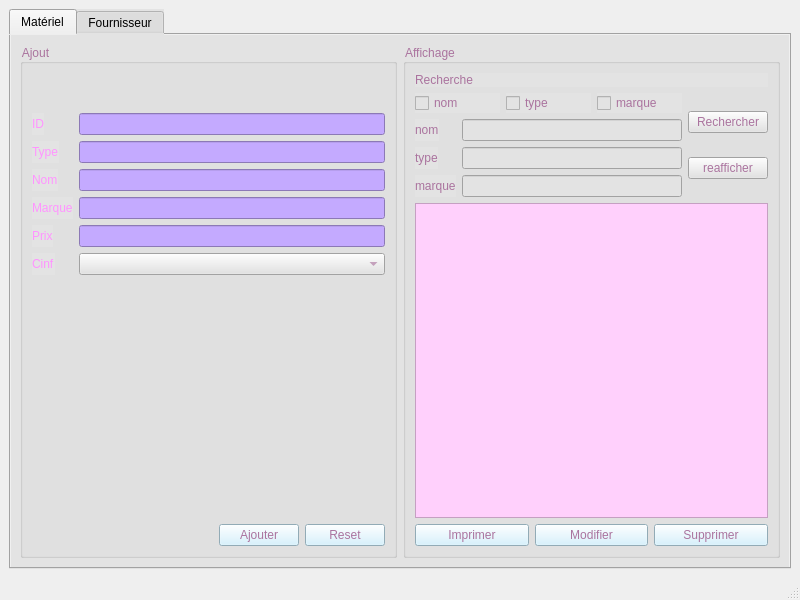
Above: Gestion_Materiel/Atelier_Connexion/mainwindow.ui from saraelarbi/PlanResto before the change. Below: the same form after it.
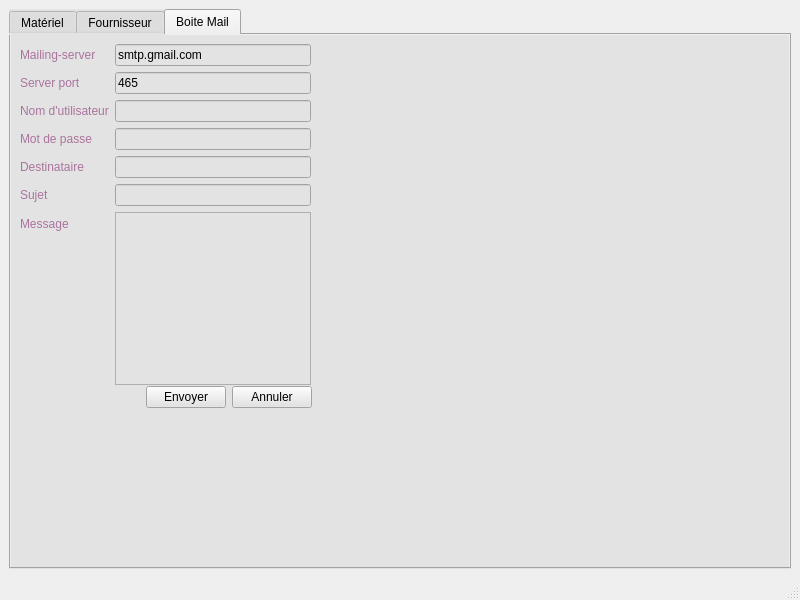
That is the form after the change.

Diff of the .ui file:
```diff
--- a/Gestion_Materiel/Atelier_Connexion/mainwindow.ui
+++ b/Gestion_Materiel/Atelier_Connexion/mainwindow.ui
@@ -21,7 +21,7 @@
        <string notr="true">background-color: rgb(227, 227, 227);</string>
       </property>
       <property name="currentIndex">
-       <number>0</number>
+       <number>2</number>
       </property>
       <widget class="QWidget" name="tab">
        <attribute name="title">
@@ -350,7 +350,7 @@
                    <item>
                     <widget class="QPushButton" name="reaficher_rech">
                      <property name="text">
-                      <string>reafficher</string>
+                      <string>Reafficher</string>
                      </property>
                     </widget>
                    </item>
@@ -785,6 +785,207 @@
         </item>
        </layout>
       </widget>
+      <widget class="QWidget" name="tab_3">
+       <attribute name="title">
+        <string>Boite Mail</string>
+       </attribute>
+       <widget class="QWidget" name="formLayoutWidget">
+        <property name="geometry">
+         <rect>
+          <x>9</x>
+          <y>9</y>
+          <width>291</width>
+          <height>341</height>
+         </rect>
+        </property>
+        <layout class="QFormLayout" name="formLayout_2">
+         <item row="0" column="0">
+          <widget class="QLabel" name="label_19">
+           <property name="styleSheet">
+            <string notr="true">font: 75 11pt &quot;Poplar Std&quot;;
+
+
+
+color: rgb(170, 115, 158);
+
+</string>
+           </property>
+           <property name="text">
+            <string>Mailing-server</string>
+           </property>
+          </widget>
+         </item>
+         <item row="0" column="1">
+          <widget class="QLineEdit" name="server">
+           <property name="text">
+            <string>smtp.gmail.com</string>
+           </property>
+          </widget>
+         </item>
+         <item row="1" column="0">
+          <widget class="QLabel" name="label_25">
+           <property name="styleSheet">
+            <string notr="true">font: 75 11pt &quot;Poplar Std&quot;;
+
+
+
+color: rgb(170, 115, 158);
+</string>
+           </property>
+           <property name="text">
+            <string>Server port</string>
+           </property>
+          </widget>
+         </item>
+         <item row="1" column="1">
+          <widget class="QLineEdit" name="port">
+           <property name="text">
+            <string>465</string>
+           </property>
+          </widget>
+         </item>
+         <item row="2" column="0">
+          <widget class="QLabel" name="label_24">
+           <property name="styleSheet">
+            <string notr="true">font: 75 11pt &quot;Poplar Std&quot;;
+
+
+
+color: rgb(170, 115, 158);
+</string>
+           </property>
+           <property name="text">
+            <string>Nom d'utilisateur</string>
+           </property>
+          </widget>
+         </item>
+         <item row="2" column="1">
+          <widget class="QLineEdit" name="uname"/>
+         </item>
+         <item row="3" column="0">
+          <widget class="QLabel" name="label_23">
+           <property name="styleSheet">
+            <string notr="true">font: 75 11pt &quot;Poplar Std&quot;;
+
+
+
+color: rgb(170, 115, 158);
+</string>
+           </property>
+           <property name="text">
+            <string>Mot de passe</string>
+           </property>
+          </widget>
+         </item>
+         <item row="3" column="1">
+          <widget class="QLineEdit" name="paswd">
+           <property name="inputMethodHints">
+            <set>Qt::ImhHiddenText|Qt::ImhNoAutoUppercase|Qt::ImhNoPredictiveText|Qt::ImhSensitiveData</set>
+           </property>
+           <property name="inputMask">
+            <string notr="true"/>
+           </property>
+           <property name="echoMode">
+            <enum>QLineEdit::Password</enum>
+           </property>
+          </widget>
+         </item>
+         <item row="4" column="0">
+          <widget class="QLabel" name="label_22">
+           <property name="styleSheet">
+            <string notr="true">font: 75 11pt &quot;Poplar Std&quot;;
+
+
+
+color: rgb(170, 115, 158);
+</string>
+           </property>
+           <property name="text">
+            <string>Destinataire</string>
+           </property>
+          </widget>
+         </item>
+         <item row="4" column="1">
+          <widget class="QLineEdit" name="rcpt"/>
+         </item>
+         <item row="5" column="0">
+          <widget class="QLabel" name="label_21">
+           <property name="styleSheet">
+            <string notr="true">font: 75 11pt &quot;Poplar Std&quot;;
+
+
+
+color: rgb(170, 115, 158);
+</string>
+           </property>
+           <property name="text">
+            <string>Sujet</string>
+           </property>
+          </widget>
+         </item>
+         <item row="5" column="1">
+          <widget class="QLineEdit" name="subject"/>
+         </item>
+         <item row="6" column="0">
+          <widget class="QLabel" name="label_20">
+           <property name="styleSheet">
+            <string notr="true">font: 75 11pt &quot;Poplar Std&quot;;
+
+
+
+color: rgb(170, 115, 158);
+</string>
+           </property>
+           <property name="text">
+            <string>Message</string>
+           </property>
+          </widget>
+         </item>
+         <item row="6" column="1">
+          <widget class="QPlainTextEdit" name="message"/>
+         </item>
+        </layout>
+       </widget>
+       <widget class="QWidget" name="horizontalLayoutWidget">
+        <property name="geometry">
+         <rect>
+          <x>10</x>
+          <y>350</y>
+          <width>291</width>
+          <height>25</height>
+         </rect>
+        </property>
+        <layout class="QHBoxLayout" name="horizontalLayout_5">
+         <item>
+          <spacer name="horizontalSpacer">
+           <property name="orientation">
+            <enum>Qt::Horizontal</enum>
+           </property>
+           <property name="sizeHint" stdset="0">
+            <size>
+             <width>40</width>
+             <height>20</height>
+            </size>
+           </property>
+          </spacer>
+         </item>
+         <item>
+          <widget class="QPushButton" name="sendBtn">
+           <property name="text">
+            <string>Envoyer</string>
+           </property>
+          </widget>
+         </item>
+         <item>
+          <widget class="QPushButton" name="exitBtn">
+           <property name="text">
+            <string>Annuler</string>
+           </property>
+          </widget>
+         </item>
+        </layout>
+       </widget>
+      </widget>
      </widget>
     </item>
    </layout>
```
Left out of the diff: 9 changed lines with no effect on the pictures.
